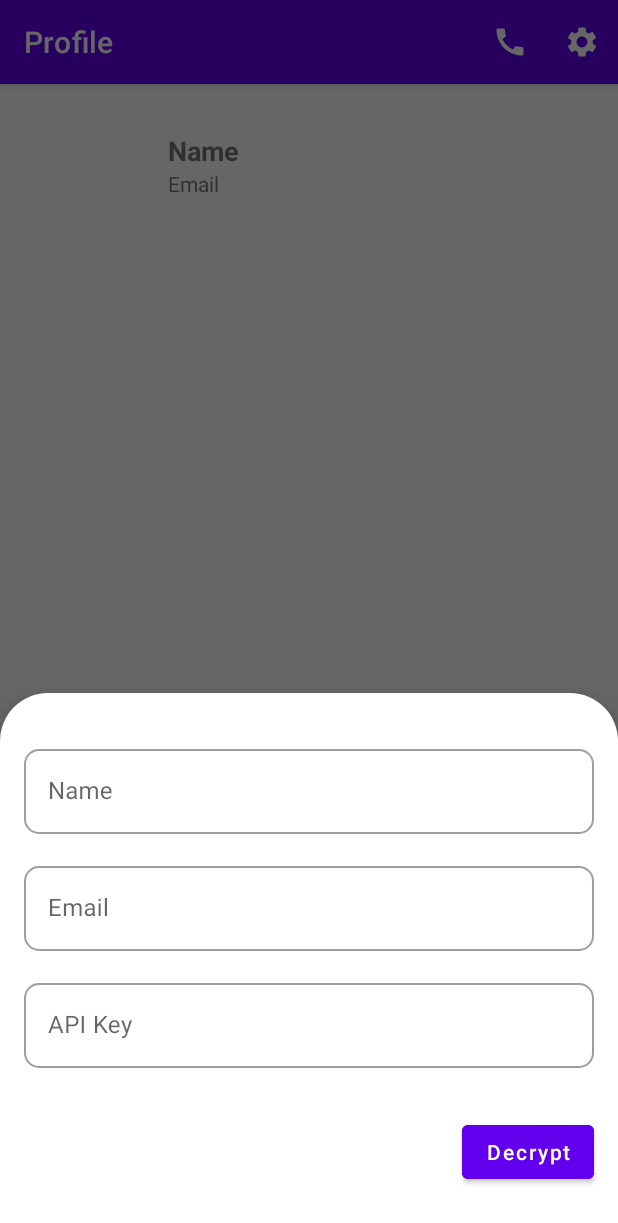
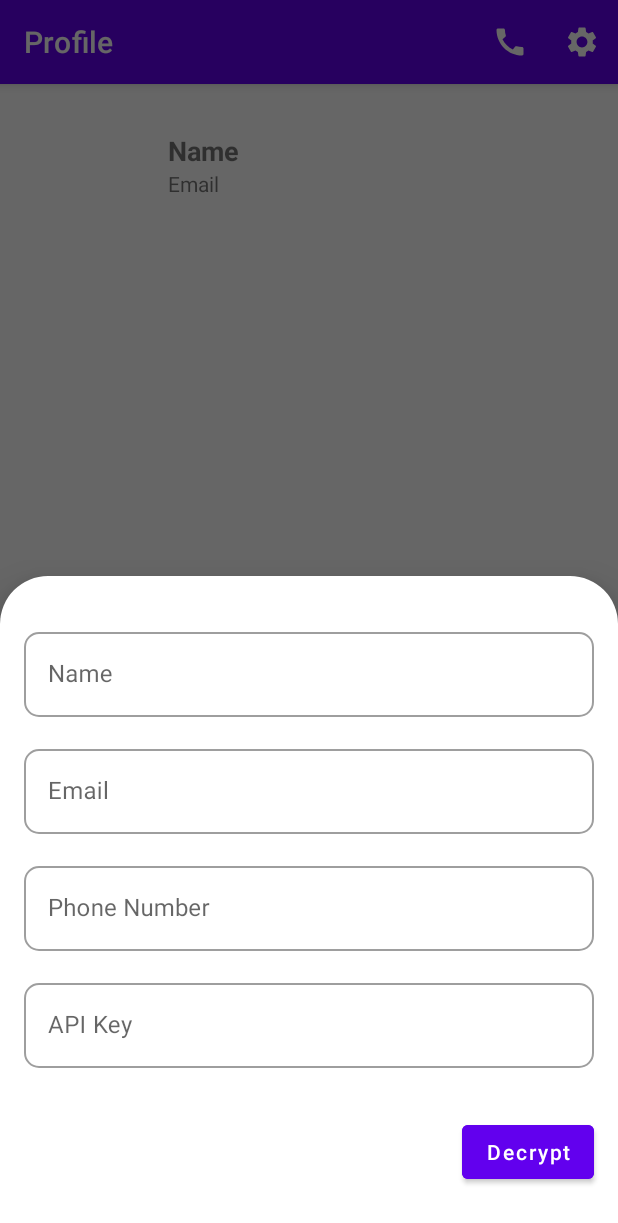
Before and after one commit to reskimulud/encrypted-datastore, an Android app: the screen it shows after launch (MainActivity), after a tap on "Encryption/Decryption Process", on a phone screen of 412 x 824 dp. Shown: the top 1223 px of the screen. Run offline under Robolectric (Android 15) with nearby library versions, the phone set to English and light mode, and no system bars; our stand-ins replace CircleImageView; pictures from the network do not load; 24 statements that could not run were skipped.

Commit message:
add phone number on dialog

```diff
--- a/app/src/main/java/io/reskimulud/encrypteddatastore/presentation/EncryptDecryptProcessDialogFragment.kt
+++ b/app/src/main/java/io/reskimulud/encrypteddatastore/presentation/EncryptDecryptProcessDialogFragment.kt
@@ -60,6 +60,9 @@ class EncryptDecryptProcessDialogFragment: BottomSheetDialogFragment() {
             userEmail.observe(viewLifecycleOwner) {
                 binding.etDialogEmail.setText(it)
             }
+            userPhoneNumber.observe(viewLifecycleOwner) {
+                binding.etDialogPhoneNumber.setText(it)
+            }
             userApiKey.observe(viewLifecycleOwner) {
                 binding.etDialogApiKey.setText(it)
             }
@@ -74,6 +77,9 @@ class EncryptDecryptProcessDialogFragment: BottomSheetDialogFragment() {
             }
             encryptedUserEmail.observe(viewLifecycleOwner) {
                 binding.etDialogEmail.setText(it)
+            }
+            encryptedUserPhoneNumber.observe(viewLifecycleOwner) {
+                binding.etDialogPhoneNumber.setText(it)
             }
             encryptedUserApiKey.observe(viewLifecycleOwner) {
                 binding.etDialogApiKey.setText(it)
--- a/app/src/main/res/layout/dialog_encryption_decryption_process.xml
+++ b/app/src/main/res/layout/dialog_encryption_decryption_process.xml
@@ -65,6 +65,35 @@
     </com.google.android.material.textfield.TextInputLayout>
 
     <com.google.android.material.textfield.TextInputLayout
+        android:id="@+id/phone_number"
+        style="@style/Widget.MaterialComponents.TextInputLayout.OutlinedBox"
+        android:layout_width="0dp"
+        android:layout_height="wrap_content"
+        android:layout_marginStart="16dp"
+        android:layout_marginTop="16dp"
+        android:layout_marginEnd="16dp"
+        app:boxCornerRadiusBottomEnd="10dp"
+        app:boxCornerRadiusBottomStart="10dp"
+        app:boxCornerRadiusTopEnd="10dp"
+        app:boxCornerRadiusTopStart="10dp"
+        app:layout_constraintEnd_toEndOf="parent"
+        app:layout_constraintStart_toStartOf="parent"
+        app:layout_constraintTop_toBottomOf="@id/email">
+
+        <com.google.android.material.textfield.TextInputEditText
+            android:id="@+id/et_dialog_phone_number"
+            android:layout_width="match_parent"
+            android:layout_height="wrap_content"
+            android:ems="10"
+            android:focusable="false"
+            android:focusableInTouchMode="true"
+            android:hint="@string/phone_number"
+            android:inputType="textMultiLine"
+            tools:ignore="SpeakableTextPresentCheck" />
+
+    </com.google.android.material.textfield.TextInputLayout>
+
+    <com.google.android.material.textfield.TextInputLayout
         android:id="@+id/api_key"
         style="@style/Widget.MaterialComponents.TextInputLayout.OutlinedBox"
         android:layout_width="0dp"
@@ -78,7 +107,7 @@
         app:boxCornerRadiusTopStart="10dp"
         app:layout_constraintEnd_toEndOf="parent"
         app:layout_constraintStart_toStartOf="parent"
-        app:layout_constraintTop_toBottomOf="@id/email">
+        app:layout_constraintTop_toBottomOf="@id/phone_number">
 
         <com.google.android.material.textfield.TextInputEditText
             android:id="@+id/et_dialog_api_key"
```
